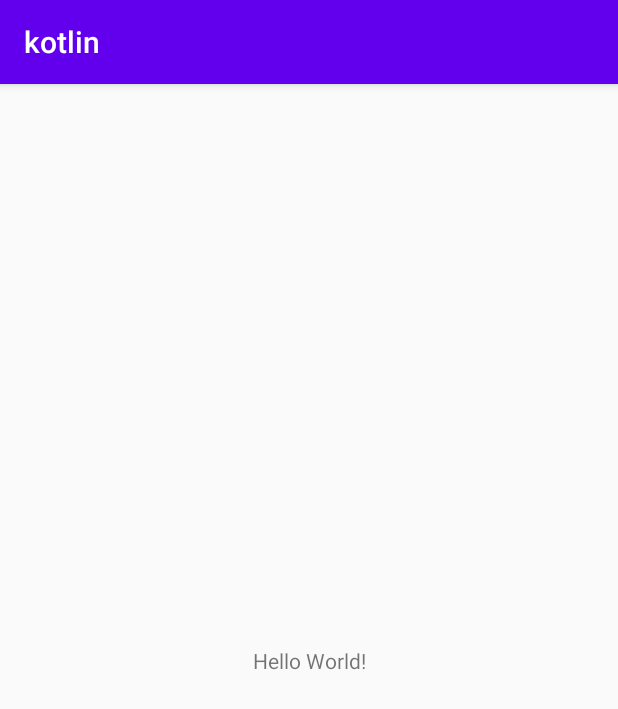
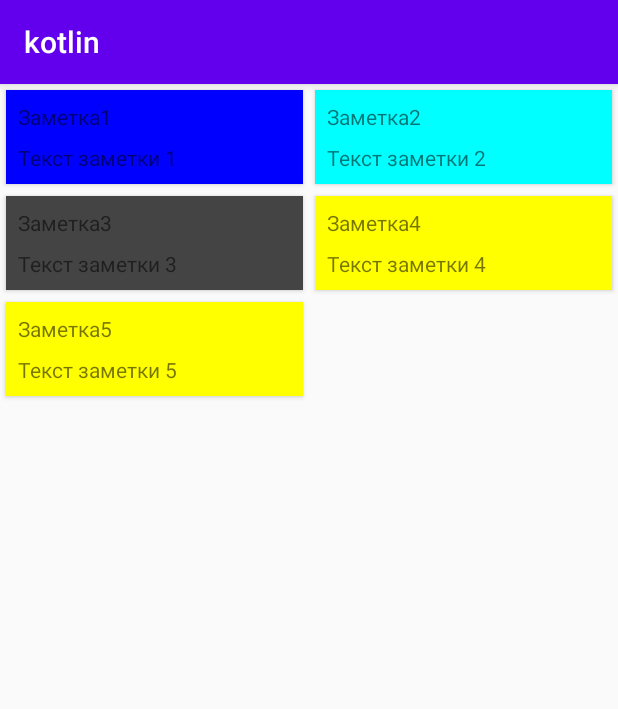
Before and after one commit to kazantsevdv/kotlin, an Android app: the screen it shows after launch (MainActivity), on a phone screen of 412 x 824 dp. Shown: the top 709 px of the screen. Run offline under Robolectric (Android 15) with nearby library versions, the phone set to English and light mode, and no system bars.

Commit message:
задание к уроку 2

```diff
--- a/app/build.gradle
+++ b/app/build.gradle
@@ -30,7 +30,10 @@ dependencies {
     implementation 'androidx.core:core-ktx:1.3.1'
     implementation 'androidx.appcompat:appcompat:1.2.0'
     implementation 'androidx.constraintlayout:constraintlayout:2.0.1'
-    testImplementation 'junit:junit:4.12'
+    implementation 'androidx.recyclerview:recyclerview:1.1.0'
+    implementation 'androidx.cardview:cardview:1.0.0'
+    implementation 'androidx.lifecycle:lifecycle-viewmodel-ktx:2.2.0'
+    testImplementation 'junit:junit:4.13'
     androidTestImplementation 'androidx.test.ext:junit:1.1.2'
     androidTestImplementation 'androidx.test.espresso:espresso-core:3.3.0'
 
--- a/app/src/main/AndroidManifest.xml
+++ b/app/src/main/AndroidManifest.xml
@@ -8,8 +8,9 @@
         android:label="@string/app_name"
         android:roundIcon="@mipmap/ic_launcher_round"
         android:supportsRtl="true"
+        android:fullBackupContent="@xml/backup_descriptor"
         android:theme="@style/AppTheme">
-        <activity android:name=".MainActivity">
+        <activity android:name=".ui.MainActivity">
             <intent-filter>
                 <action android:name="android.intent.action.MAIN" />
 
--- a/app/src/main/java/com/example/kotlin/MainActivity.kt
+++ /dev/null
@@ -1,12 +0,0 @@
-package com.example.kotlin
-
-import androidx.appcompat.app.AppCompatActivity
-import android.os.Bundle
-
-class MainActivity : AppCompatActivity() {
-    override fun onCreate(savedInstanceState: Bundle?) {
-        super.onCreate(savedInstanceState)
-        setContentView(R.layout.activity_main)
-    }
-
-}
--- /dev/null
+++ b/app/src/main/java/com/example/kotlin/data/entity/Note.kt
@@ -0,0 +1,5 @@
+package com.example.kotlin.data.entity
+
+import android.graphics.Color
+
+data class Note(val title: String, val text: String, val color: Int = Color.YELLOW)
--- /dev/null
+++ b/app/src/main/java/com/example/kotlin/data/entity/Repository.kt
@@ -0,0 +1,13 @@
+package com.example.kotlin.data.entity
+
+import android.graphics.Color
+
+object Repository {
+    val notes: List<Note> = listOf(
+        Note("Заметка1", "Текст заметки 1", Color.BLUE),
+        Note("Заметка2", "Текст заметки 2", Color.CYAN),
+        Note("Заметка3", "Текст заметки 3", Color.DKGRAY),
+        Note("Заметка4", "Текст заметки 4"),
+        Note("Заметка5", "Текст заметки 5")
+    )
+}
--- /dev/null
+++ b/app/src/main/java/com/example/kotlin/ui/MainActivity.kt
@@ -0,0 +1,25 @@
+package com.example.kotlin.ui
+
+import android.os.Bundle
+import androidx.appcompat.app.AppCompatActivity
+import androidx.lifecycle.ViewModelProvider
+import androidx.recyclerview.widget.GridLayoutManager
+import com.example.kotlin.R
+import kotlinx.android.synthetic.main.activity_main.*
+
+class MainActivity : AppCompatActivity() {
+    lateinit var viewModel: MainViewModel
+    private var notesAdapter: NotesAdapter = NotesAdapter()
+    override fun onCreate(savedInstanceState: Bundle?) {
+        super.onCreate(savedInstanceState)
+        setContentView(R.layout.activity_main)
+
+        viewModel = ViewModelProvider(this).get(MainViewModel::class.java)
+        rv_notes.apply {
+            layoutManager = GridLayoutManager(this@MainActivity, 2)
+            adapter = notesAdapter
+        }
+        viewModel.viewState().observe(this, { notesAdapter.notes = it.notes })
+    }
+
+}
--- /dev/null
+++ b/app/src/main/java/com/example/kotlin/ui/MainViewModel.kt
@@ -0,0 +1,19 @@
+package com.example.kotlin.ui
+
+
+import androidx.lifecycle.LiveData
+import androidx.lifecycle.MutableLiveData
+import androidx.lifecycle.ViewModel
+import com.example.kotlin.data.entity.Repository
+
+
+class MainViewModel : ViewModel() {
+
+    private val viewStateLiveData: MutableLiveData<MainViewState> = MutableLiveData()
+
+    init {
+        viewStateLiveData.value = MainViewState(Repository.notes)
+    }
+
+    fun viewState(): LiveData<MainViewState> = viewStateLiveData
+}
--- /dev/null
+++ b/app/src/main/java/com/example/kotlin/ui/MainViewState.kt
@@ -0,0 +1,5 @@
+package com.example.kotlin.ui
+
+import com.example.kotlin.data.entity.Note
+
+class MainViewState(val notes: List<Note>)
--- /dev/null
+++ b/app/src/main/java/com/example/kotlin/ui/NotesAdapter.kt
@@ -0,0 +1,45 @@
+package com.example.kotlin.ui
+
+import android.view.LayoutInflater
+import android.view.View
+import android.view.ViewGroup
+import androidx.recyclerview.widget.RecyclerView
+import com.example.kotlin.R
+import com.example.kotlin.data.entity.Note
+import kotlinx.android.synthetic.main.item.view.*
+
+class NotesAdapter : RecyclerView.Adapter<NotesAdapter.ViewHolder>() {
+    var notes: List<Note> = listOf()
+        set(value) {
+            field = value
+            notifyDataSetChanged()
+        }
+
+
+    override fun onCreateViewHolder(parent: ViewGroup, viewType: Int): ViewHolder {
+        return ViewHolder(
+            LayoutInflater.from(parent.context).inflate(
+                R.layout.item,
+                parent,
+                false
+            )
+        )
+    }
+
+    override fun onBindViewHolder(holder: ViewHolder, position: Int) {
+        holder.bind(notes[position])
+    }
+
+    override fun getItemCount(): Int {
+        return notes.size
+    }
+
+    class ViewHolder(itemView: View) : RecyclerView.ViewHolder(itemView) {
+        fun bind(note: Note) = with(itemView) {
+            tv_title.text = note.title
+            tv_text.text = note.text
+            setBackgroundColor(note.color)
+
+        }
+    }
+}
--- a/app/src/main/res/layout/activity_main.xml
+++ b/app/src/main/res/layout/activity_main.xml
@@ -1,18 +1,13 @@
 <?xml version="1.0" encoding="utf-8"?>
-<androidx.constraintlayout.widget.ConstraintLayout xmlns:android="http://schemas.android.com/apk/res/android"
-    xmlns:app="http://schemas.android.com/apk/res-auto"
+<LinearLayout xmlns:android="http://schemas.android.com/apk/res/android"
     xmlns:tools="http://schemas.android.com/tools"
     android:layout_width="match_parent"
     android:layout_height="match_parent"
-    tools:context=".MainActivity">
+    android:orientation="vertical"
+    tools:context=".ui.MainActivity">
 
-    <TextView
-        android:layout_width="wrap_content"
-        android:layout_height="wrap_content"
-        android:text="Hello World!"
-        app:layout_constraintBottom_toBottomOf="parent"
-        app:layout_constraintLeft_toLeftOf="parent"
-        app:layout_constraintRight_toRightOf="parent"
-        app:layout_constraintTop_toTopOf="parent" />
-
-</androidx.constraintlayout.widget.ConstraintLayout>
+    <androidx.recyclerview.widget.RecyclerView
+        android:id="@+id/rv_notes"
+        android:layout_width="match_parent"
+        android:layout_height="match_parent" />
+</LinearLayout>
--- /dev/null
+++ b/app/src/main/res/layout/item.xml
@@ -0,0 +1,31 @@
+<?xml version="1.0" encoding="utf-8"?>
+<androidx.cardview.widget.CardView xmlns:android="http://schemas.android.com/apk/res/android"
+    xmlns:tools="http://schemas.android.com/tools"
+    android:layout_width="match_parent"
+    android:layout_height="wrap_content"
+    android:layout_margin="@dimen/item_margin">
+
+    <LinearLayout
+        android:layout_width="match_parent"
+        android:layout_height="wrap_content"
+        android:orientation="vertical">
+
+        <TextView
+            android:id="@+id/tv_title"
+            android:layout_width="wrap_content"
+            android:layout_height="wrap_content"
+            android:layout_marginStart="@dimen/text_margin"
+            android:layout_marginTop="@dimen/text_margin"
+            android:layout_marginEnd="@dimen/text_margin"
+            tools:text="Very important note" />
+
+        <TextView
+            android:id="@+id/tv_text"
+            android:layout_width="match_parent"
+            android:layout_height="wrap_content"
+            android:layout_margin="@dimen/text_margin"
+            tools:text="My very important note text with very important information" />
+
+    </LinearLayout>
+
+</androidx.cardview.widget.CardView>
--- /dev/null
+++ b/app/src/main/res/values/dimens.xml
@@ -0,0 +1,5 @@
+<?xml version="1.0" encoding="utf-8"?>
+<resources>
+    <dimen name="item_margin">4dp</dimen>
+    <dimen name="text_margin">8dp</dimen>
+</resources>
--- /dev/null
+++ b/app/src/main/res/xml/backup_descriptor.xml
@@ -0,0 +1,4 @@
+<?xml version="1.0" encoding="utf-8"?>
+<full-backup-content>
+    <!-- Exclude specific shared preferences that contain GCM registration Id -->
+</full-backup-content>
```
